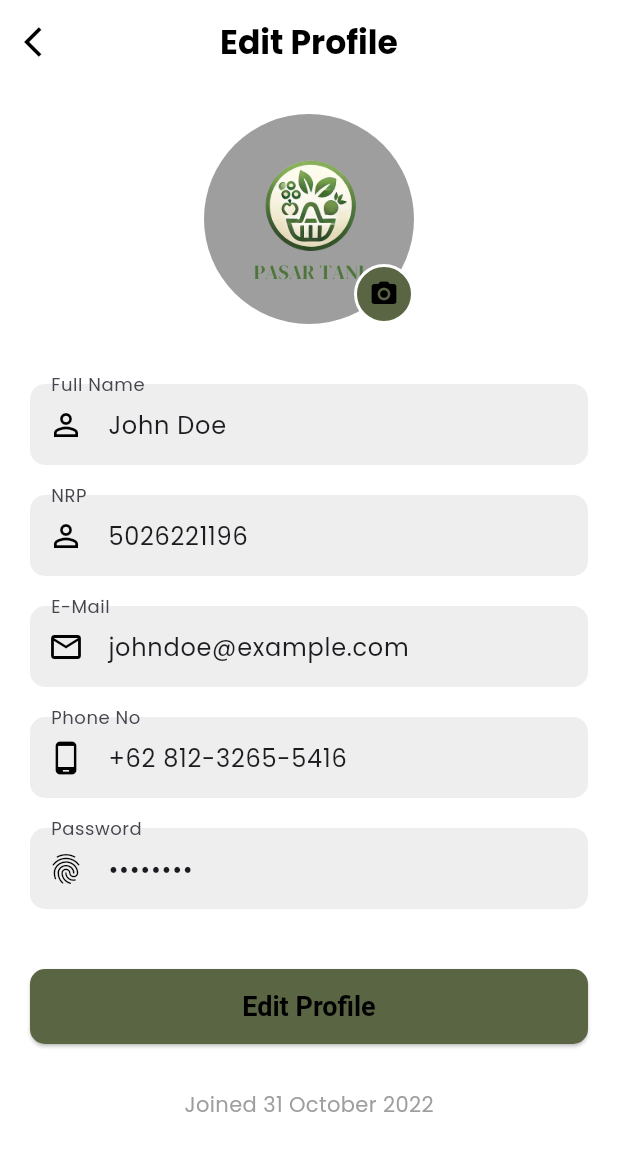
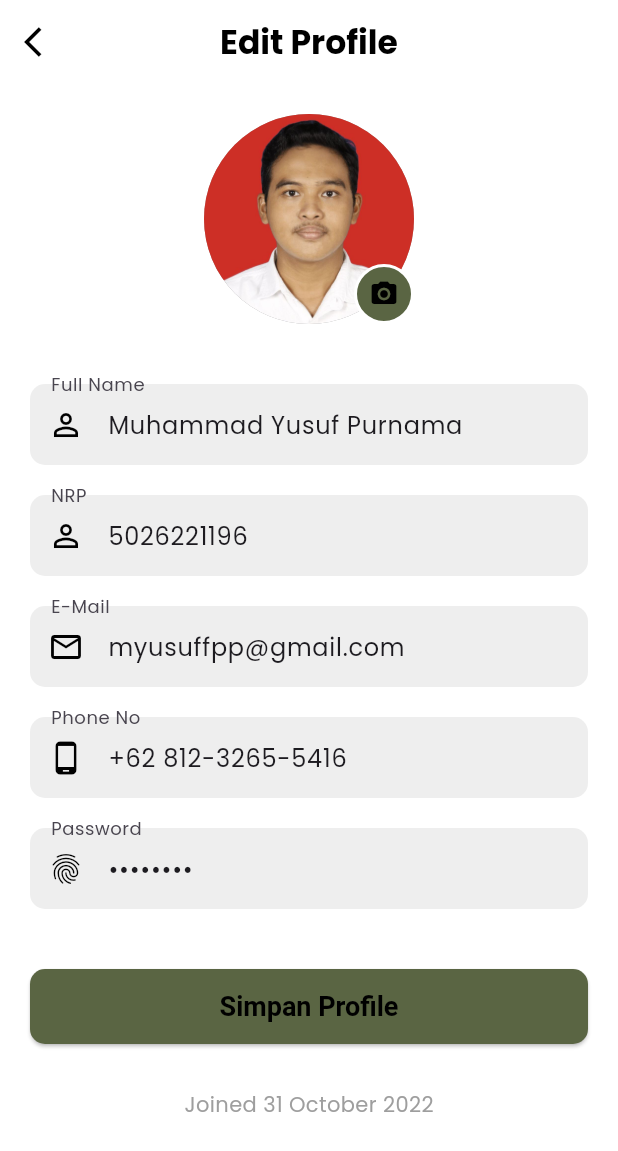
Before and after one commit to anisaideliaa/FPTekberGroup3, a Flutter app: the EditProfilePage screen opened by its route, on a phone screen of 412 x 824 dp. Shown: the top 1151 px of the screen. Run offline on Flutter 3.47's test engine with Material 3 defaults, Android fonts, the phone set to English and light mode, and no system bars.

Commit message:
edit pubspec.yaml

```diff
--- a/lib/Pages/EditProfile.dart
+++ b/lib/Pages/EditProfile.dart
@@ -34,7 +34,8 @@ class EditProfilePage extends StatelessWidget {
                 children: [
                   const CircleAvatar(
                     radius: 70,
-                    backgroundImage: AssetImage('assets/LogoPasarTani.png'),
+                    backgroundImage:
+                        AssetImage('assets/MUHAMMADYUSUFPURNAMA.jpeg'),
                     backgroundColor: Colors.grey,
                   ),
                   Positioned(
@@ -61,7 +62,7 @@ class EditProfilePage extends StatelessWidget {
             _buildTextField(
               icon: Icons.person_outline,
               labelText: 'Full Name',
-              initialValue: 'John Doe',
+              initialValue: 'Muhammad Yusuf Purnama',
             ),
             const SizedBox(height: 20),
             _buildTextField(
@@ -74,7 +75,7 @@ class EditProfilePage extends StatelessWidget {
               icon: Icons.mail_outline,
               labelText: 'E-Mail',
               keyboardType: TextInputType.emailAddress,
-              initialValue: 'johndoe@example.com',
+              initialValue: 'myusuffpp@gmail.com',
             ),
             const SizedBox(height: 20),
             _buildTextField(
@@ -112,7 +113,7 @@ class EditProfilePage extends StatelessWidget {
                     fontWeight: FontWeight.bold,
                   ),
                 ),
-                child: const Text('Edit Profile'),
+                child: const Text('Simpan Profile'),
               ),
             ),
             const SizedBox(height: 30),
--- a/pubspec.yaml
+++ b/pubspec.yaml
@@ -59,8 +59,6 @@ flutter:
 
   # To add assets to your application, add an assets section, like this:
   assets:
-    - images/a_dot_burr.jpeg
-    - images/a_dot_ham.jpeg
     - assets/
 
   # An image asset can refer to one or more resolution-specific "variants", see
```
